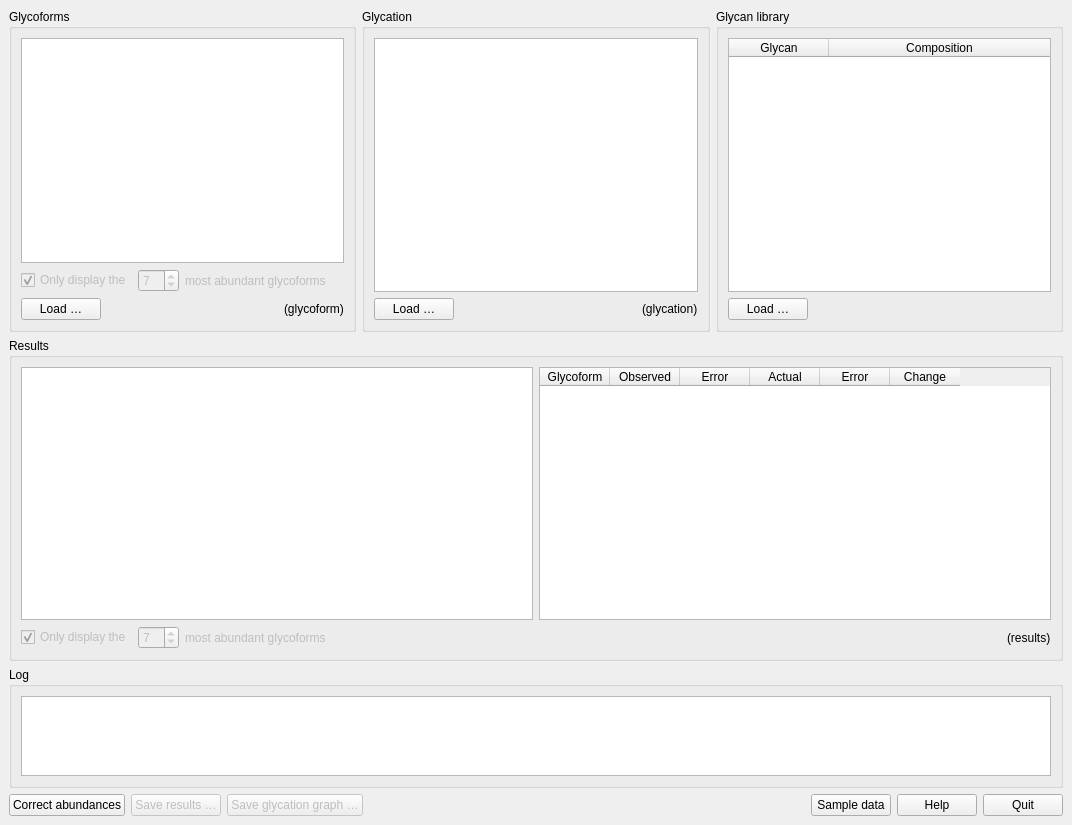
First picture: the form in main_window.ui, repository cdl-biosimilars/cafog, before the edit.
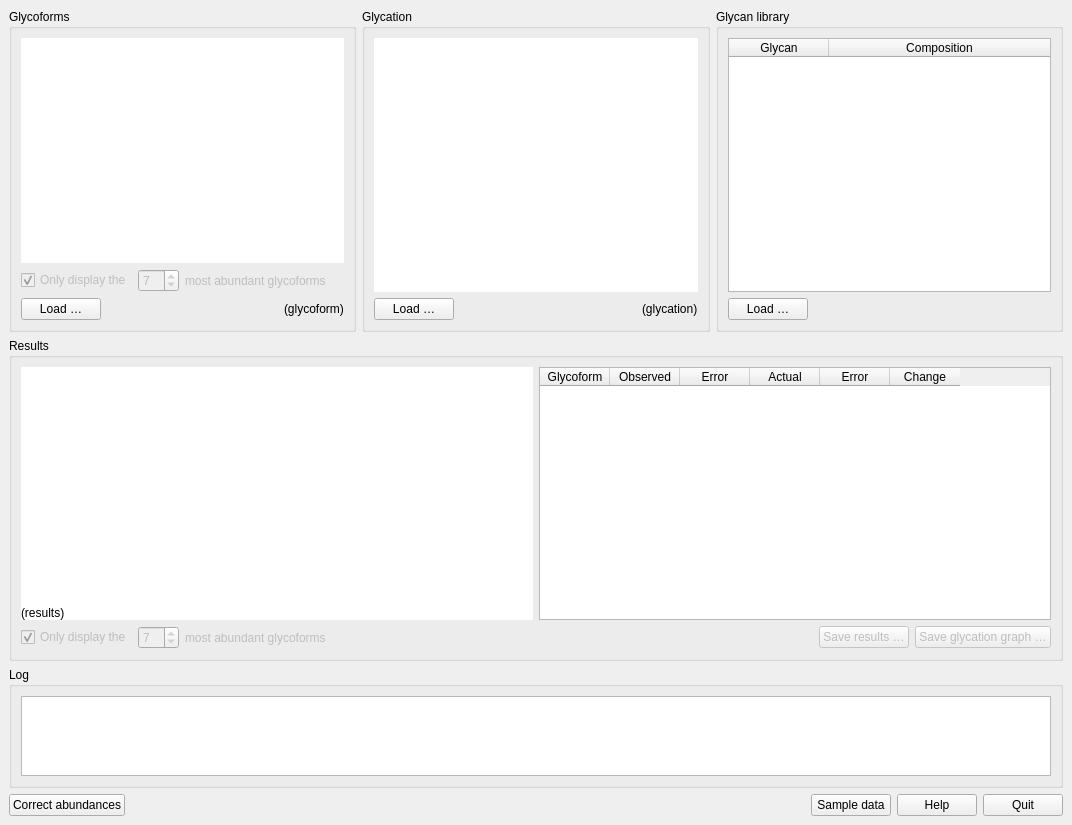
Second picture: the form after the edit. Custom widgets are drawn as their Qt base class.

Commit message: gui improvement: colors and position of results chart mouse-over label

What changed in the file:
```diff
--- a/main_window.ui
+++ b/main_window.ui
@@ -14,7 +14,7 @@
    <string>CAFoG - Correct abundances for glycation</string>
   </property>
   <widget class="QWidget" name="centralwidget">
-   <layout class="QVBoxLayout" name="verticalLayout_6">
+   <layout class="QVBoxLayout" name="verticalLayout_7">
     <item>
      <layout class="QHBoxLayout" name="horizontalLayout_3">
       <item>
@@ -28,6 +28,9 @@
            <property name="whatsThis">
             <string>The whatsthis for the glycoform chart.</string>
            </property>
+           <property name="frameShape">
+            <enum>QFrame::NoFrame</enum>
+           </property>
            <property name="renderHints">
             <set>QPainter::Antialiasing|QPainter::TextAntialiasing</set>
            </property>
@@ -137,6 +140,9 @@
            <property name="whatsThis">
             <string>The whatsthis for the glycation chart.</string>
            </property>
+           <property name="frameShape">
+            <enum>QFrame::NoFrame</enum>
+           </property>
            <property name="renderHints">
             <set>QPainter::Antialiasing|QPainter::TextAntialiasing</set>
            </property>
@@ -237,11 +243,45 @@
        <item>
         <layout class="QHBoxLayout" name="horizontalLayout_9">
          <item>
-          <widget class="QChartView" name="cvResults">
-           <property name="renderHints">
-            <set>QPainter::Antialiasing|QPainter::TextAntialiasing</set>
+          <layout class="QVBoxLayout" name="verticalLayout_6">
+           <property name="spacing">
+            <number>0</number>
            </property>
-          </widget>
+           <item>
+            <widget class="QChartView" name="cvResults">
+             <property name="frameShape">
+              <enum>QFrame::NoFrame</enum>
+             </property>
+             <property name="renderHints">
+              <set>QPainter::Antialiasing|QPainter::TextAntialiasing</set>
+             </property>
+            </widget>
+           </item>
+           <item>
+            <widget class="QLabel" name="lbResults">
+             <property name="sizePolicy">
+              <sizepolicy hsizetype="Preferred" vsizetype="Fixed">
+               <horstretch>0</horstretch>
+               <verstretch>0</verstretch>
+              </sizepolicy>
+             </property>
+             <property name="minimumSize">
+              <size>
+               <width>0</width>
+               <height>15</height>
+              </size>
+             </property>
+             <property name="styleSheet">
+              <string notr="true">QLabel {
+background: rgb(255, 255, 255)
+}</string>
+             </property>
+             <property name="text">
+              <string>(results)</string>
+             </property>
+            </widget>
+           </item>
+          </layout>
          </item>
          <item>
           <widget class="QTableWidget" name="twResults">
@@ -334,9 +374,22 @@
           </spacer>
          </item>
          <item>
-          <widget class="QLabel" name="lbResults">
+          <widget class="QPushButton" name="btSaveResults">
+           <property name="enabled">
+            <bool>false</bool>
+           </property>
            <property name="text">
-            <string>(results)</string>
+            <string>Save results …</string>
+           </property>
+          </widget>
+         </item>
+         <item>
+          <widget class="QPushButton" name="btSaveGraph">
+           <property name="enabled">
+            <bool>false</bool>
+           </property>
+           <property name="text">
+            <string>Save glycation graph …</string>
            </property>
           </widget>
          </item>
@@ -382,26 +435,6 @@
         </property>
        </widget>
       </item>
-      <item>
-       <widget class="QPushButton" name="btSaveResults">
-        <property name="enabled">
-         <bool>false</bool>
-        </property>
-        <property name="text">
-         <string>Save results …</string>
-        </property>
-       </widget>
-      </item>
-      <item>
-       <widget class="QPushButton" name="btSaveGraph">
-        <property name="enabled">
-         <bool>false</bool>
-        </property>
-        <property name="text">
-         <string>Save glycation graph …</string>
-        </property>
-       </widget>
-      </item>
       <item>
        <spacer name="horizontalSpacer_4">
         <property name="orientation">
```
Left out of the diff: 4 changed lines with no effect on the pictures. The commit also changes 2 other files.
